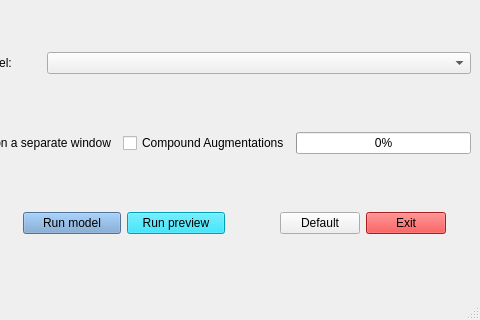
The window that src/qt_designer_file/main_window_new.ui (jjakow/Noisey-image_Jan) describes before a commit, drawn with Qt 5; both pictures show x 819 to 1299 and y 361 to 681 of the 1299 by 681 pixel window.
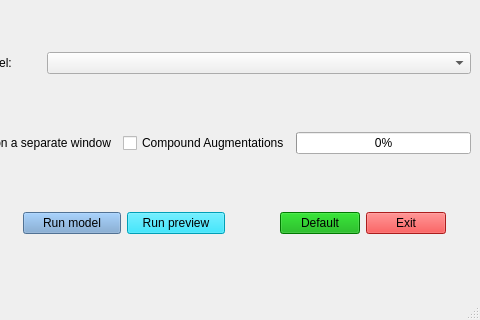
The same window after the commit. Custom widgets are drawn as their Qt base class.

Commit message: Fixed button bugs and resized window #45

```diff
--- a/src/qt_designer_file/main_window_new.ui
+++ b/src/qt_designer_file/main_window_new.ui
@@ -161,10 +161,131 @@
            </spacer>
           </item>
           <item>
-           <widget class="QPushButton" name="defaultButton">
+           <widget class="QPushButton" name="pushButton_4">
+            <property name="palette">
+             <palette>
+              <active>
+               <colorrole role="Button">
+                <brush brushstyle="SolidPattern">
+                 <color alpha="255">
+                  <red>0</red>
+                  <green>170</green>
+                  <blue>0</blue>
+                 </color>
+                </brush>
+               </colorrole>
+               <colorrole role="BrightText">
+                <brush brushstyle="SolidPattern">
+                 <color alpha="255">
+                  <red>0</red>
+                  <green>170</green>
+                  <blue>0</blue>
+                 </color>
+                </brush>
+               </colorrole>
+               <colorrole role="Base">
+                <brush brushstyle="SolidPattern">
+                 <color alpha="255">
+                  <red>0</red>
+                  <green>170</green>
+                  <blue>0</blue>
+                 </color>
+                </brush>
+               </colorrole>
+               <colorrole role="Window">
+                <brush brushstyle="SolidPattern">
+                 <color alpha="255">
+                  <red>0</red>
+                  <green>170</green>
+                  <blue>0</blue>
+                 </color>
+                </brush>
+               </colorrole>
+              </active>
+              <inactive>
+               <colorrole role="Button">
+                <brush brushstyle="SolidPattern">
+                 <color alpha="255">
+                  <red>64</red>
+                  <green>65</green>
+                  <blue>66</blue>
+                 </color>
+                </brush>
+               </colorrole>
+               <colorrole role="BrightText">
+                <brush brushstyle="SolidPattern">
+                 <color alpha="255">
+                  <red>255</red>
+                  <green>51</green>
+                  <blue>51</blue>
+                 </color>
+                </brush>
+               </colorrole>
+               <colorrole role="Base">
+                <brush brushstyle="SolidPattern">
+                 <color alpha="255">
+                  <red>46</red>
+                  <green>47</green>
+                  <blue>48</blue>
+                 </color>
+                </brush>
+               </colorrole>
+               <colorrole role="Window">
+                <brush brushstyle="SolidPattern">
+                 <color alpha="255">
+                  <red>46</red>
+                  <green>47</green>
+                  <blue>48</blue>
+                 </color>
+                </brush>
+               </colorrole>
+              </inactive>
+              <disabled>
+               <colorrole role="Button">
+                <brush brushstyle="SolidPattern">
+                 <color alpha="255">
+                  <red>0</red>
+                  <green>170</green>
+                  <blue>0</blue>
+                 </color>
+                </brush>
+               </colorrole>
+               <colorrole role="BrightText">
+                <brush brushstyle="SolidPattern">
+                 <color alpha="255">
+                  <red>0</red>
+                  <green>170</green>
+                  <blue>0</blue>
+                 </color>
+                </brush>
+               </colorrole>
+               <colorrole role="Base">
+                <brush brushstyle="SolidPattern">
+                 <color alpha="255">
+                  <red>0</red>
+                  <green>170</green>
+                  <blue>0</blue>
+                 </color>
+                </brush>
+               </colorrole>
+               <colorrole role="Window">
+                <brush brushstyle="SolidPattern">
+                 <color alpha="255">
+                  <red>0</red>
+                  <green>170</green>
+                  <blue>0</blue>
+                 </color>
+                </brush>
+               </colorrole>
+              </disabled>
+             </palette>
+            </property>
             <property name="layoutDirection">
              <enum>Qt::LeftToRight</enum>
             </property>
+            <property name="styleSheet">
+             <string notr="true">background-color: rgb(0, 170, 0)</string>
+            </property>
             <property name="text">
              <string>Default</string>
             </property>
```
Left out of the diff: 2 changed lines with no effect on the pictures. The commit also changes 4 other files.
